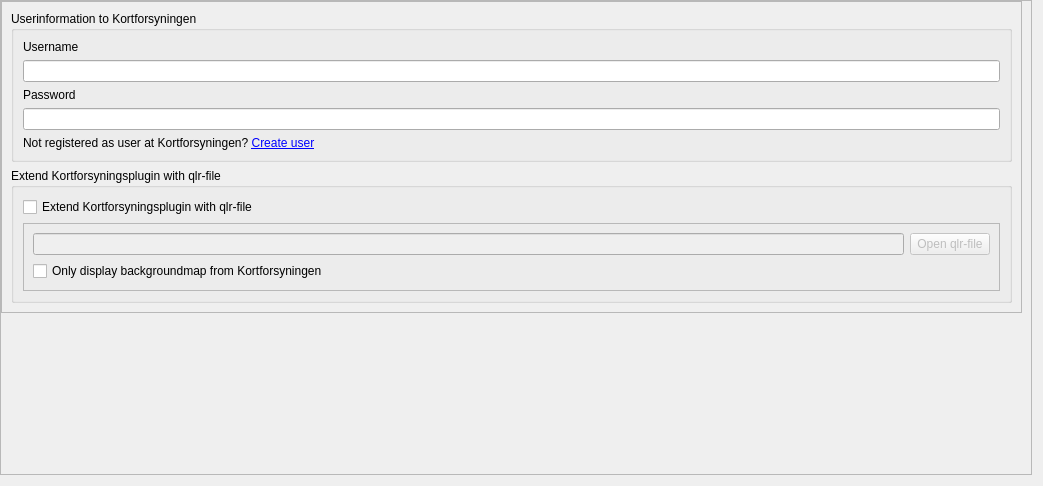
First picture: the form in Datafordeler/mysettings/settings.ui, repository Septima/qgis-dfd-knap, before the edit.
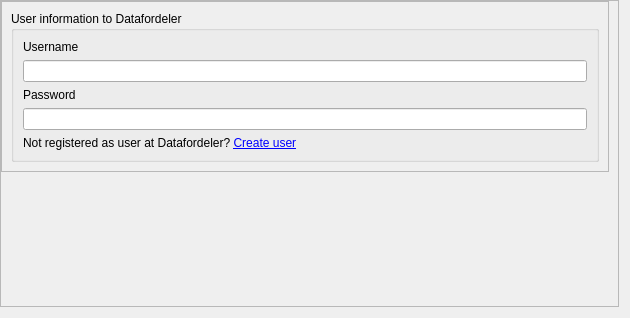
Second picture: the form after the edit.

The edit to the form file:
```diff
--- a/Datafordeler/mysettings/settings.ui
+++ b/Datafordeler/mysettings/settings.ui
@@ -6,8 +6,8 @@
    <rect>
     <x>0</x>
     <y>0</y>
-    <width>1043</width>
-    <height>486</height>
+    <width>630</width>
+    <height>318</height>
    </rect>
   </property>
   <property name="windowTitle">
@@ -45,8 +45,8 @@
        <rect>
         <x>0</x>
         <y>0</y>
-        <width>1032</width>
-        <height>293</height>
+        <width>619</width>
+        <height>165</height>
        </rect>
       </property>
       <property name="sizePolicy">
@@ -80,7 +80,7 @@
           <item>
            <widget class="QGroupBox" name="groupBox">
             <property name="title">
-             <string>Userinformation to Kortforsyningen</string>
+             <string>User information to Datafordeler</string>
             </property>
             <layout class="QVBoxLayout" name="verticalLayout">
              <item>
@@ -116,7 +116,7 @@
              <item>
               <widget class="QLabel" name="label">
                <property name="text">
-                <string>&lt;html&gt;&lt;head/&gt;&lt;body&gt;&lt;p&gt;Not registered as user at Kortforsyningen? &lt;a href=&quot;http://download.kortforsyningen.dk//content/opret-mig-som-bruger&quot;&gt;&lt;span style=&quot; text-decoration: underline; color:#0000ff;&quot;&gt;Create user&lt;/span&gt;&lt;/a&gt;&lt;/p&gt;&lt;/body&gt;&lt;/html&gt;</string>
+                <string>&lt;html&gt;&lt;head/&gt;&lt;body&gt;&lt;p&gt;Not registered as user at Datafordeler? &lt;a href=&quot;http://download.kortforsyningen.dk//content/opret-mig-som-bruger&quot;&gt;&lt;span style=&quot; text-decoration: underline; color:#0000ff;&quot;&gt;Create user&lt;/span&gt;&lt;/a&gt;&lt;/p&gt;&lt;/body&gt;&lt;/html&gt;</string>
                </property>
                <property name="openExternalLinks">
                 <bool>true</bool>
@@ -126,67 +126,6 @@
             </layout>
            </widget>
           </item>
-          <item>
-           <widget class="QGroupBox" name="use_custom_qlr_file">
-            <property name="title">
-             <string>Extend Kortforsyningsplugin with qlr-file</string>
-            </property>
-            <property name="flat">
-             <bool>false</bool>
-            </property>
-            <property name="checkable">
-             <bool>false</bool>
-            </property>
-            <layout class="QGridLayout" name="gridLayout_4">
-             <item row="1" column="0">
-              <widget class="QFrame" name="frame_3">
-               <property name="frameShape">
-                <enum>QFrame::StyledPanel</enum>
-               </property>
-               <property name="frameShadow">
-                <enum>QFrame::Raised</enum>
-               </property>
-               <layout class="QGridLayout" name="gridLayout_3">
-                <item row="0" column="0">
-                 <widget class="QLineEdit" name="custom_qlr_file">
-                  <property name="enabled">
-                   <bool>false</bool>
-                  </property>
-                 </widget>
-                </item>
-                <item row="0" column="1">
-                 <widget class="QPushButton" name="browseLocalFileButton">
-                  <property name="enabled">
-                   <bool>false</bool>
-                  </property>
-                  <property name="text">
-                   <string>Open qlr-file</string>
-                  </property>
-                 </widget>
-                </item>
-                <item row="1" column="0">
-                 <widget class="QCheckBox" name="only_background">
-                  <property name="enabled">
-                   <bool>true</bool>
-                  </property>
-                  <property name="text">
-                   <string>Only display backgroundmap from Kortforsyningen</string>
-                  </property>
-                 </widget>
-                </item>
-               </layout>
-              </widget>
-             </item>
-             <item row="0" column="0">
-              <widget class="QCheckBox" name="use_custom_file">
-               <property name="text">
-                <string>Extend Kortforsyningsplugin with qlr-file</string>
-               </property>
-              </widget>
-             </item>
-            </layout>
-           </widget>
-          </item>
          </layout>
         </widget>
        </item>
```
Left out of the diff: 2 changed lines with no effect on the pictures.
